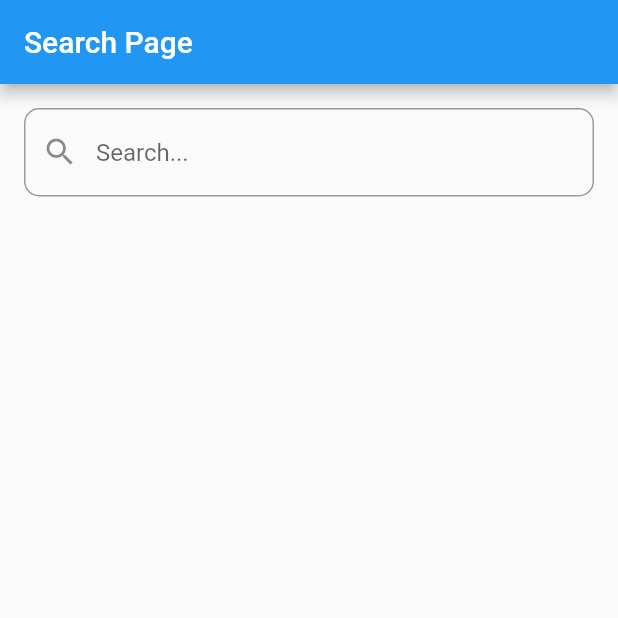
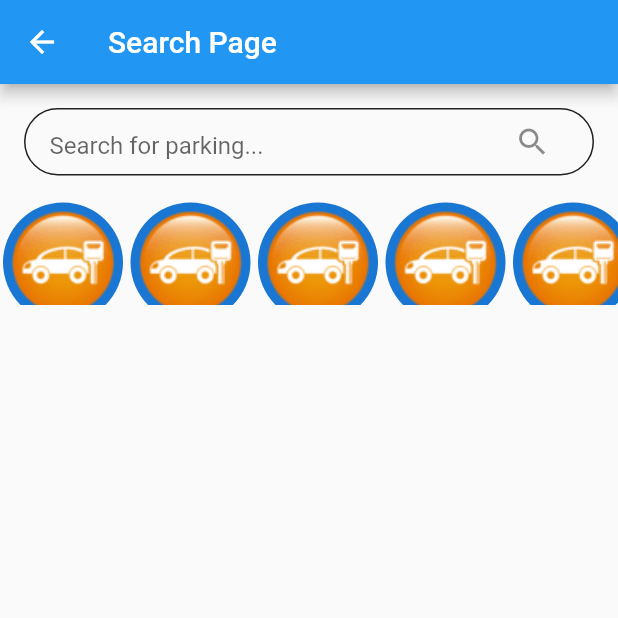
Before and after one commit to dhiyanesh-cyber/car-parking, a Flutter app: the SearchPage screen opened directly, on a phone screen of 412 x 824 dp, the top half of it. Run offline on Flutter 3.47's test engine with Material 2 defaults, Android fonts, the phone set to English and light mode, and no system bars; our stand-ins replace cloud_firestore, firebase_auth, firebase_core, firebase_storage, geolocator, google_maps_flutter and 4 more; missing offline and left inert: flutter_polyline_points; accounts and stored records are empty.

Commit message:
search bar set

```diff
--- a/lib/presentation/screens/map_view/parking_map_view.dart
+++ b/lib/presentation/screens/map_view/parking_map_view.dart
@@ -144,7 +144,7 @@
       _mapController?.animateCamera(CameraUpdate.newLatLngZoom(_currentLocation, 15.0));
 
       _showParkingMarkers(parkingDataList);
-
+    });
   }
 
   // Show the parking markers on the map
@@ -155,7 +155,7 @@
       'assets/park.png',
     );
 
-
+    setState(() {
       _parkingMarkers.clear();
       // Add the marker for the user's current location
       _parkingMarkers.add(
@@ -187,7 +187,7 @@
           ),
         );
       });
-
+    });
   }
 
   // Show the parking list dialog with sorted parking locations
--- a/lib/presentation/screens/map_view/test_map.dart
+++ b/lib/presentation/screens/map_view/test_map.dart
@@ -1,18 +1,11 @@
 import 'package:flutter/material.dart';
+import 'package:mapsss/presentation/screens/map_view/parking_map_view.dart';
 
 void main() {
-  runApp(MyApp());
+  runApp(SearchPage());
 }
 
-class MyApp extends StatelessWidget {
-  @override
-  Widget build(BuildContext context) {
-    return MaterialApp(
-      debugShowCheckedModeBanner: false,
-      home: SearchPage(),
-    );
-  }
-}
+
 
 class SearchPage extends StatelessWidget {
   @override
@@ -23,6 +16,7 @@
         title: Text('Search Page'),
       ),
       body: SingleChildScrollView(
+
         child: Column(
           crossAxisAlignment: CrossAxisAlignment.stretch,
           children: [
@@ -42,47 +36,95 @@
   Widget build(BuildContext context) {
     return Padding(
       padding: const EdgeInsets.all(16.0),
-      child: Container(
-        // Your search bar UI here
-        child: TextField(
-          decoration: InputDecoration(
-            hintText: 'Search...',
-            prefixIcon: Icon(Icons.search),
-            border: OutlineInputBorder(
-              borderRadius: BorderRadius.circular(10.0),
-            ),
-          ),
-        ),
-      ),
+      child:Container(
+                height: 45,
+                decoration: BoxDecoration(
+                  border: Border.all(color: Colors.black87),
+                  borderRadius: BorderRadius.circular(50),
+                ),
+                padding: EdgeInsets.symmetric(horizontal: 16.0),
+                child: TextField(
+                  decoration: InputDecoration(
+                    hintText: 'Search for parking...',
+                    border: InputBorder.none,
+                    suffixIcon: Icon(Icons.search),
+                  ),
+                  onChanged: (value) {
+                    // Implement your search functionality here
+                  },
+                ),
+              ),
+
     );
   }
 }
 
+
 class NearbyParkingDialog extends StatelessWidget {
   @override
   Widget build(BuildContext context) {
-    // Implement the logic to display a dialog box showing nearby parkings
-    // when the first image is tapped.
-    return GestureDetector(
-      onTap: () {
-        showDialog(
-          context: context,
-          builder: (BuildContext context) {
-            return AlertDialog(
-              title: Text('Nearby Parkings'),
-              content: Text('List of nearby parkings will be shown here.'),
-              actions: [
-                TextButton(
-                  onPressed: () => Navigator.of(context).pop(),
-                  child: Text('Close'),
+    // Replace the images list with your image assets
+    List<String> imageAssets = [
+      'assets/parking_marker2.png',
+      'assets/parking_marker2.png',
+      'assets/parking_marker2.png',
+      'assets/parking_marker2.png',
+      'assets/parking_marker2.png',
+      'assets/parking_marker2.png',
+      'assets/parking_marker2.png',
+      'assets/parking_marker2.png',
+    ];
+
+    return Container(
+      height: 70, // Adjust the height as needed
+      child: ListView.builder(
+        scrollDirection: Axis.horizontal,
+        itemCount: imageAssets.length,
+        itemBuilder: (BuildContext context, int index) {
+          return GestureDetector(
+            onTap: () {
+              if (index == 0) {
+                // Navigate to a different page for the first image
+                Navigator.push(
+                  context,
+                  MaterialPageRoute(builder: (context) => ParkingMapView()),
+                );
+              } else {
+                // Navigate to the same image detail page for other images
+                Navigator.push(
+                  context,
+                  MaterialPageRoute(builder: (context) => ParkingMapView()),
+                );
+              }
+            },
+            child: Padding(
+              padding: const EdgeInsets.only(
+                top: 2.0,
+                bottom: 2.0,
+                right: 3.0,
+                left: 2.0,
+              ),
+              child: Expanded( // Wrap in an Expanded widget
+                child: Column(
+                  children: [
+                    CircleAvatar(
+                      backgroundImage: AssetImage(imageAssets[index]),
+                      radius: 40, // Adjust the size of the circle
+                    ),
+                    SizedBox(height: 5), // Adjust the spacing between image and text
+                    Text(
+                      'Image $index', // Replace with your text
+                      style: TextStyle(
+                        fontSize: 4,
+
+                      ),
+                    ),
+                  ],
                 ),
-              ],
-            );
-          },
-        );
-      },
-      child: Container(
-        // First image UI here
+              ),
+            ),
+          );
+        },
       ),
     );
   }
--- a/pubspec.yaml
+++ b/pubspec.yaml
@@ -30,6 +30,9 @@
 dependencies:
   flutter:
     sdk: flutter
+
+  provider: ^6.0.5
+
   google_maps_flutter: ^2.0.10
   flutter_polyline_points: ^1.0.0
   google_maps_webservice: ^0.0.19
```
Also changed, not shown: lib/presentation/screens/common/nav_bar/nav_bar.dart (+12 -1 lines), pubspec.lock.
